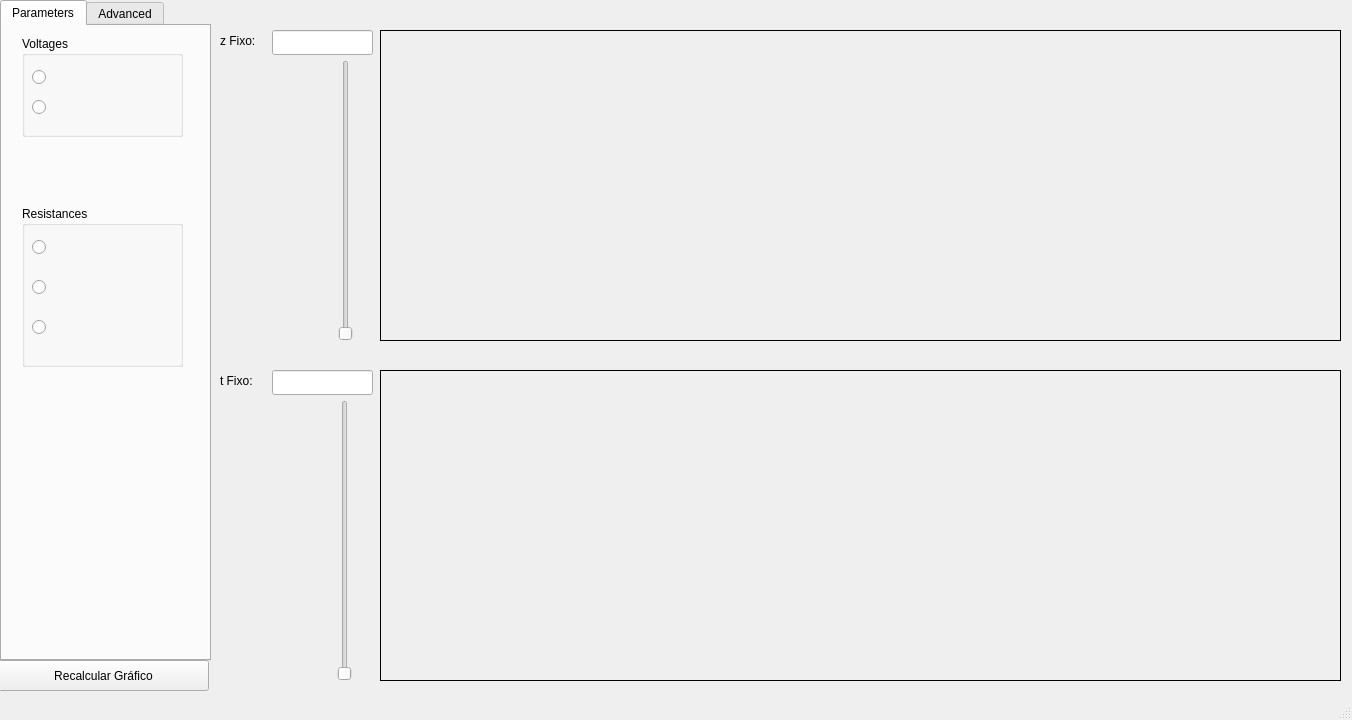
The window that TLine_Viewer/tview.ui (vinicius-r-silva/TLines_View) describes before a commit, drawn with Qt 5.
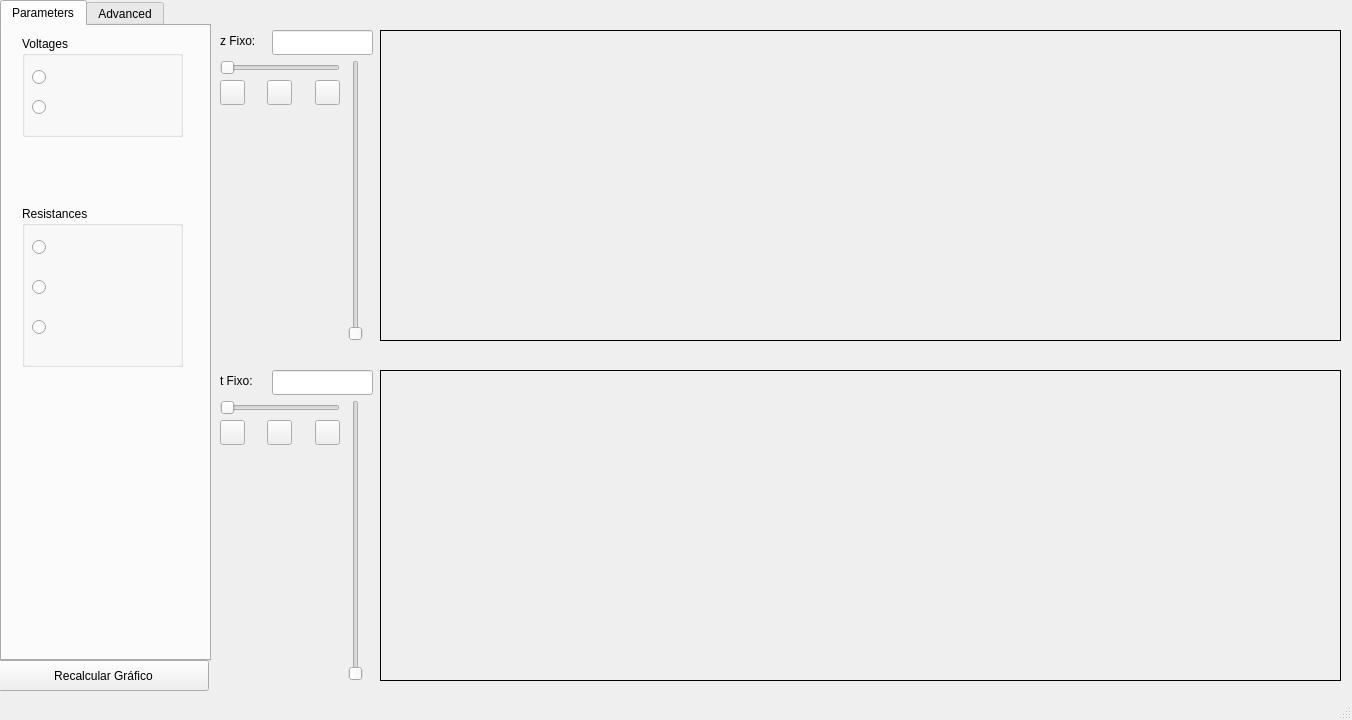
The same window after the commit.

Commit message: started animation process

```diff
--- a/TLine_Viewer/tview.ui
+++ b/TLine_Viewer/tview.ui
@@ -341,7 +341,7 @@
    <widget class="QSlider" name="SliderT">
     <property name="geometry">
      <rect>
-      <x>329</x>
+      <x>340</x>
       <y>400</y>
       <width>31</width>
       <height>281</height>
@@ -350,11 +350,17 @@
     <property name="orientation">
      <enum>Qt::Vertical</enum>
     </property>
+    <property name="tickPosition">
+     <enum>QSlider::NoTicks</enum>
+    </property>
+    <property name="tickInterval">
+     <number>5</number>
+    </property>
    </widget>
    <widget class="QSlider" name="SliderZ">
     <property name="geometry">
      <rect>
-      <x>330</x>
+      <x>340</x>
       <y>60</y>
       <width>31</width>
       <height>281</height>
@@ -364,6 +370,110 @@
      <enum>Qt::Vertical</enum>
     </property>
    </widget>
+   <widget class="QSlider" name="SlAnimationZ">
+    <property name="geometry">
+     <rect>
+      <x>220</x>
+      <y>400</y>
+      <width>120</width>
+      <height>16</height>
+     </rect>
+    </property>
+    <property name="orientation">
+     <enum>Qt::Horizontal</enum>
+    </property>
+   </widget>
+   <widget class="QSlider" name="SlAnimationT">
+    <property name="geometry">
+     <rect>
+      <x>220</x>
+      <y>60</y>
+      <width>120</width>
+      <height>16</height>
+     </rect>
+    </property>
+    <property name="orientation">
+     <enum>Qt::Horizontal</enum>
+    </property>
+   </widget>
+   <widget class="QPushButton" name="BtPlayZ">
+    <property name="geometry">
+     <rect>
+      <x>220</x>
+      <y>420</y>
+      <width>25</width>
+      <height>25</height>
+     </rect>
+    </property>
+    <property name="text">
+     <string/>
+    </property>
+   </widget>
+   <widget class="QPushButton" name="BtPauseZ">
+    <property name="geometry">
+     <rect>
+      <x>267</x>
+      <y>420</y>
+      <width>25</width>
+      <height>25</height>
+     </rect>
+    </property>
+    <property name="text">
+     <string/>
+    </property>
+   </widget>
+   <widget class="QPushButton" name="BtStopZ">
+    <property name="geometry">
+     <rect>
+      <x>315</x>
+      <y>420</y>
+      <width>25</width>
+      <height>25</height>
+     </rect>
+    </property>
+    <property name="text">
+     <string/>
+    </property>
+   </widget>
+   <widget class="QPushButton" name="BtStopT">
+    <property name="geometry">
+     <rect>
+      <x>315</x>
+      <y>80</y>
+      <width>25</width>
+      <height>25</height>
+     </rect>
+    </property>
+    <property name="text">
+     <string/>
+    </property>
+   </widget>
+   <widget class="QPushButton" name="BtPauseT">
+    <property name="geometry">
+     <rect>
+      <x>267</x>
+      <y>80</y>
+      <width>25</width>
+      <height>25</height>
+     </rect>
+    </property>
+    <property name="text">
+     <string/>
+    </property>
+   </widget>
+   <widget class="QPushButton" name="BtPlayT">
+    <property name="geometry">
+     <rect>
+      <x>220</x>
+      <y>80</y>
+      <width>25</width>
+      <height>25</height>
+     </rect>
+    </property>
+    <property name="text">
+     <string/>
+    </property>
+   </widget>
   </widget>
   <widget class="QStatusBar" name="statusBar"/>
  </widget>
```
The commit also changes 8 other files.
